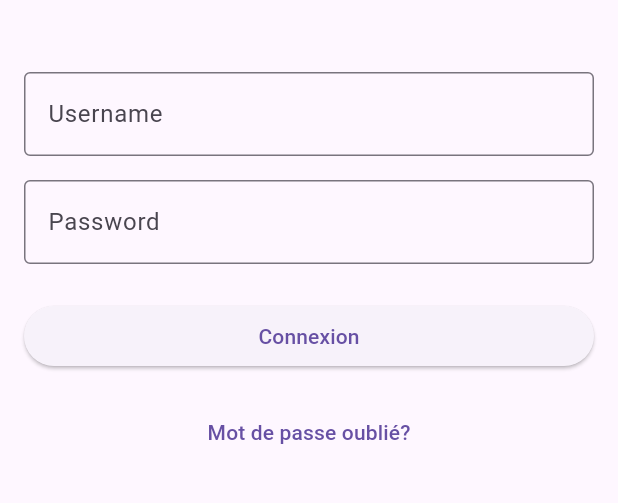
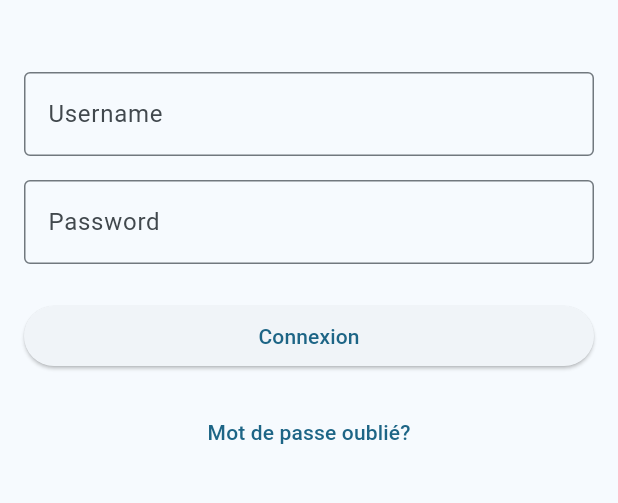
Before and after one commit to maximezim/edtUphf, a Flutter app: the screen it shows after launch, on a phone screen of 412 x 824 dp, the part 459-962 px from its top. Run offline on Flutter 3.47's test engine with Material 3 defaults, Android fonts, the phone set to English and light mode, and no system bars; our stand-ins replace flutter_login, get_storage, sqflite; missing offline and left inert: web_scraper; accounts and stored records are empty; network calls fail.

Commit message:
Refactor theme and color scheme in main.dart and LessonTile

```diff
--- a/lib/main.dart
+++ b/lib/main.dart
@@ -47,8 +47,19 @@ class _MyAppState extends State<MyApp> {
   Widget build(BuildContext context) {
     return MaterialApp(
         theme: _isDarkMode
-            ? ThemeData.dark().copyWith(useMaterial3: true)
-            : ThemeData.light().copyWith(useMaterial3: true),
+            ? ThemeData(
+                useMaterial3: true,
+                colorScheme: ColorScheme.fromSeed(
+                  brightness: Brightness.dark, // <-- the only line added
+                  seedColor: const Color.fromARGB(255, 88, 120, 140),
+                ),
+              )
+            : ThemeData(
+                useMaterial3: true,
+                colorScheme: ColorScheme.fromSeed(
+                    seedColor: const Color.fromARGB(255, 88, 120, 140),
+                    brightness: Brightness.light),
+              ),
         home: Menu(
             isconnected: _connected,
             title:
```
Also changed, not shown: lib/widgets/lessontile.dart (+7 -6 lines).
